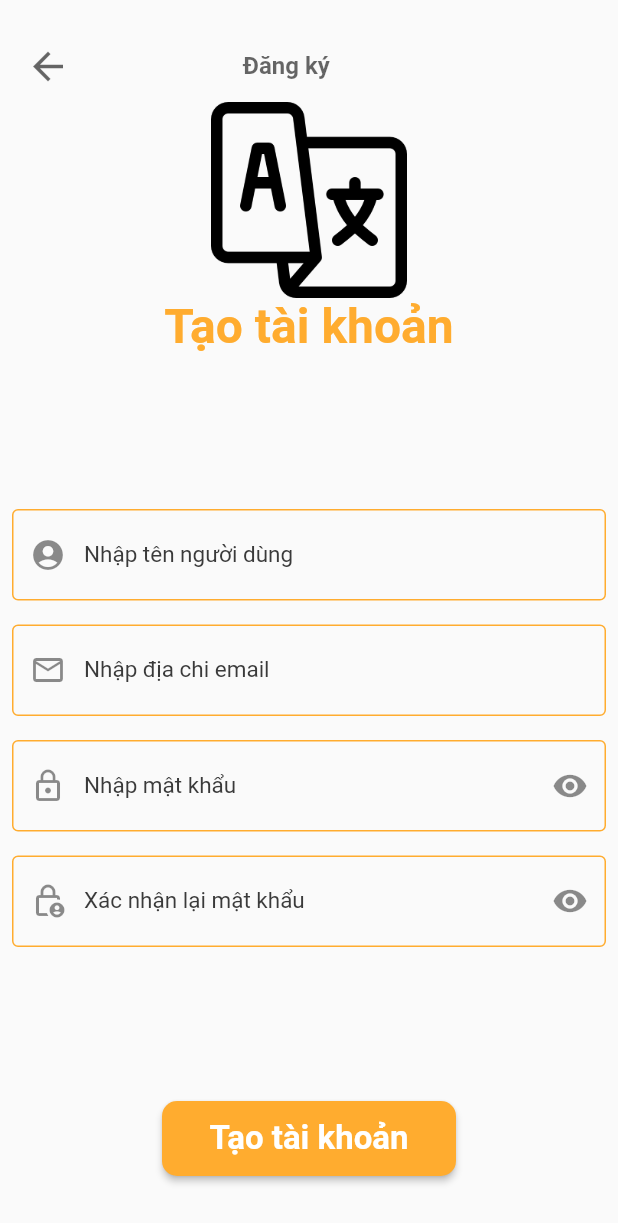
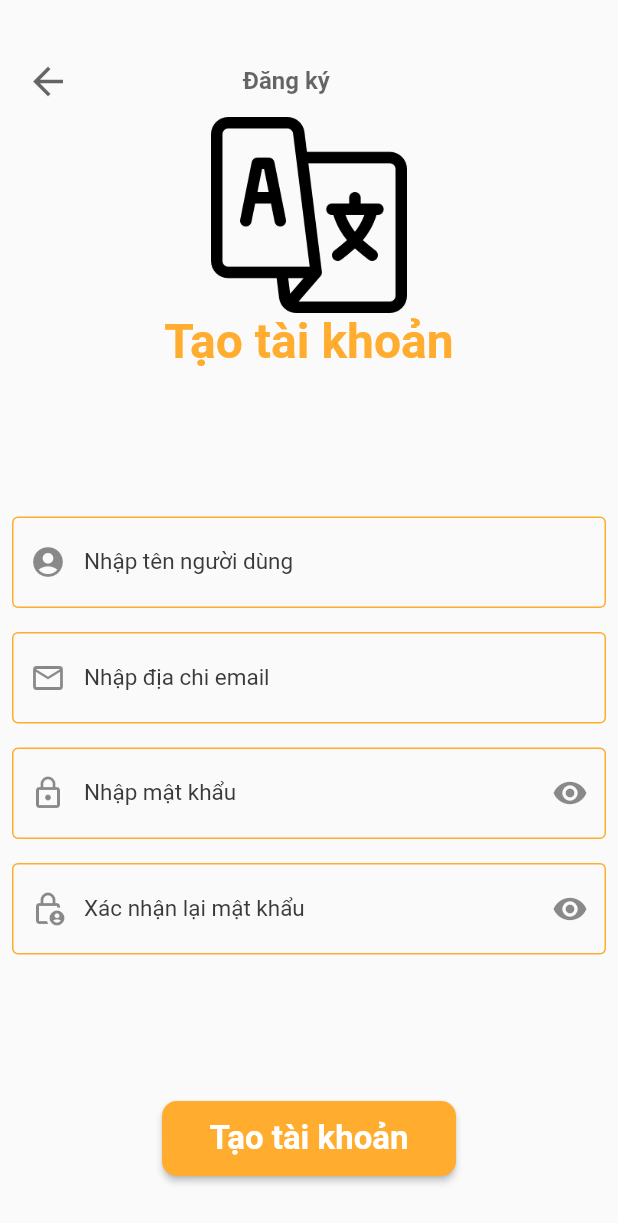
Before and after one commit to NhutHoa13/DEV_KHA, a Flutter app: the DangkyScreen screen opened directly, on a phone screen of 412 x 824 dp. Shown: the top 1223 px of the screen. Run offline on Flutter 3.47's test engine with Material 2 defaults, Android fonts, the phone set to English and light mode, and no system bars.

Commit message:
Sửa, Thêm Lấy mật khẩu

```diff
--- a/DA_Moble/lib/Screen/Dangky.dart
+++ b/DA_Moble/lib/Screen/Dangky.dart
@@ -21,7 +21,7 @@
         resizeToAvoidBottomInset: false,
 
         body: Container(
-          margin: EdgeInsets.fromLTRB(0, mlr, 0, 0),
+          margin: EdgeInsets.fromLTRB(0, mlr+10, 0, 0),
           child: Column(
              mainAxisAlignment: MainAxisAlignment.spaceBetween,
 
--- a/DA_Moble/lib/Screen/Dangnhap.dart
+++ b/DA_Moble/lib/Screen/Dangnhap.dart
@@ -31,7 +31,7 @@
     return Scaffold(
       resizeToAvoidBottomInset: false,
       body: Container(
-       margin: EdgeInsets.fromLTRB(0, mlr, 0, 0),
+       margin: EdgeInsets.fromLTRB(0, mlr +10, 0, 0),
         height: MediaQuery.of(context).size.height,
         child: Column(
             //mainAxisAlignment: MainAxisAlignment.spaceBetween,
--- a/DA_Moble/lib/main.dart
+++ b/DA_Moble/lib/main.dart
@@ -1,6 +1,8 @@
 import 'package:flutter/material.dart';
 import 'package:flutter_application_1/Screen/Dangky.dart';
 import 'package:flutter_application_1/Screen/Dangnhap.dart';
+import 'package:flutter_application_1/Screen/Laymatkhau.dart';
+import 'package:flutter_application_1/Screen/Quanlitaikhoan.dart';
 import 'package:flutter_application_1/Screen/Trangchu.dart';
 
 void main() {
@@ -15,7 +17,7 @@
   Widget build(BuildContext context) {
     return MaterialApp(
      debugShowCheckedModeBanner: false,
-      home: const DangkyScreen(),
+      home: const LaymatkhauScreen(),
     );
   }
 }
```
